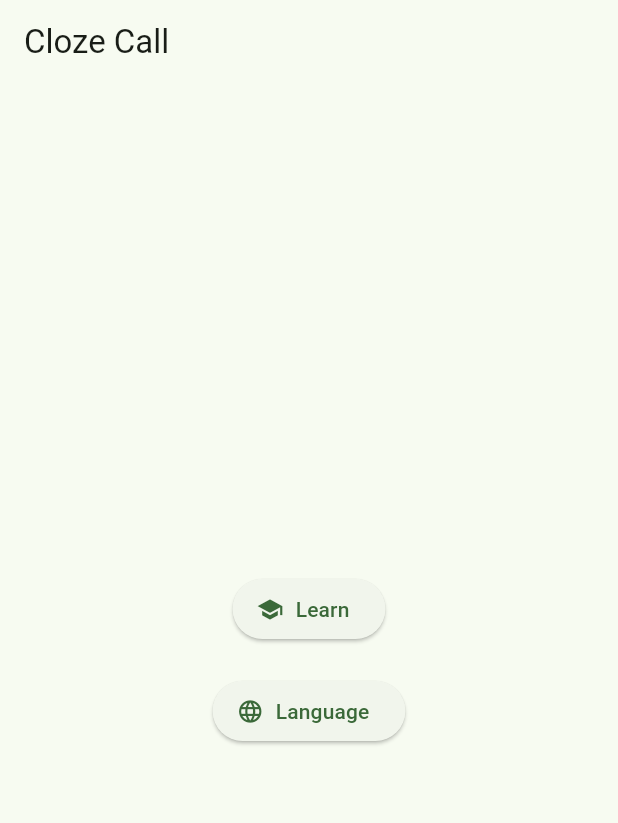
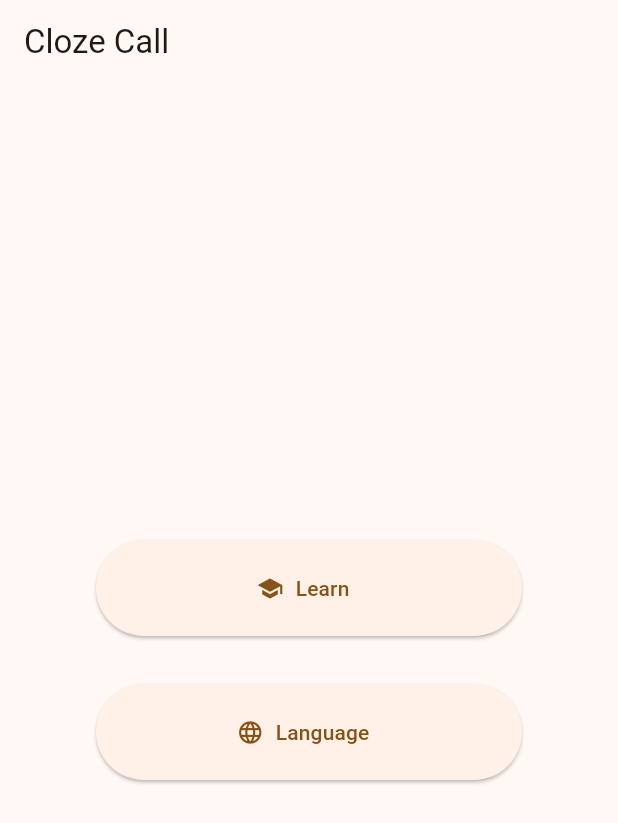
Before and after one commit to dov-vai/ClozeCall, a Flutter app: the screen it shows after launch, after a tap on "Learn", on a phone screen of 412 x 824 dp. Shown: the top 823 px of the screen. Run offline on Flutter 3.47's test engine with Material 3 defaults, Android fonts, the phone set to English and light mode, and no system bars; our stand-ins replace audioplayers, file_picker, sqflite_common_ffi; missing offline and left inert: edge_tts, translator; accounts and stored records are empty; statements that could not run were skipped.

Commit message:
feat: improve design of the app
make it more usable and readable, also enabled dark/light mode based on system defaults

```diff
--- a/lib/main.dart
+++ b/lib/main.dart
@@ -30,9 +30,12 @@ class MyApp extends StatelessWidget {
     return MaterialApp(
       title: 'Cloze Call',
       theme: ThemeData(
-        colorScheme: ColorScheme.fromSeed(seedColor: Colors.green),
-        useMaterial3: true,
-      ),
+          colorScheme: ColorScheme.fromSeed(seedColor: Colors.orange),
+          useMaterial3: true),
+      darkTheme: ThemeData(
+          colorScheme: ColorScheme.fromSeed(
+              seedColor: Colors.orange, brightness: Brightness.dark),
+          useMaterial3: true),
       initialRoute: '/',
       routes: {
         '/': (context) => const MyHomePage(),
--- a/lib/pages/home_page.dart
+++ b/lib/pages/home_page.dart
@@ -15,6 +15,8 @@ class _MyHomePageState extends State<MyHomePage> {
         title: const Text('Cloze Call'),
       ),
       body: Center(
+          child: Padding(
+        padding: const EdgeInsets.symmetric(horizontal: 64),
         child: Column(
           mainAxisAlignment: MainAxisAlignment.center,
           children: [
@@ -22,20 +24,25 @@ class _MyHomePageState extends State<MyHomePage> {
               onPressed: () {
                 Navigator.pushNamed(context, '/learn');
               },
+              style: ElevatedButton.styleFrom(
+                minimumSize: const Size(double.infinity, 64),
+              ),
               icon: const Icon(Icons.school),
               label: const Text("Learn"),
             ),
-            const SizedBox(height: 20),
+            const SizedBox(height: 32),
             ElevatedButton.icon(
               onPressed: () {
                 Navigator.pushNamed(context, '/language');
               },
+              style: ElevatedButton.styleFrom(
+                  minimumSize: const Size(double.infinity, 64)),
               icon: const Icon(Icons.language),
               label: const Text("Language"),
             ),
           ],
         ),
-      ),
+      )),
     );
   }
 }
--- a/lib/pages/language_page.dart
+++ b/lib/pages/language_page.dart
@@ -21,6 +21,7 @@ class LanguagePage extends StatelessWidget {
                 await clozeService.pickLanguageFile();
                 await clozeService.initialize();
               },
+              style: ElevatedButton.styleFrom(minimumSize: const Size(0, 64)),
               child: const Text('Select language file'),
             ),
           ],
--- a/lib/pages/learn_page.dart
+++ b/lib/pages/learn_page.dart
@@ -99,18 +99,29 @@ class _LearnPageState extends State<LearnPage> {
         title: const Text('Learn'),
       ),
       body: Center(
+          child: Padding(
+        padding: const EdgeInsets.symmetric(horizontal: 32.0),
         child: Column(
           mainAxisAlignment: MainAxisAlignment.center,
           children: _answered.isNotEmpty ? buildAnsweredCloze() : buildCloze(),
         ),
-      ),
+      )),
     );
   }
 
   List<Widget> buildCloze() {
     return [
-      Text(_cloze.original.replaceFirst(_cloze.answer, '_____')),
-      Text(_cloze.translated),
+      Text(_cloze.original.replaceFirst(_cloze.answer, '_____'),
+          style: Theme.of(context).textTheme.headlineLarge,
+          textAlign: TextAlign.center),
+      const SizedBox(height: 16),
+      Text(_cloze.translated,
+          style: Theme.of(context)
+              .textTheme
+              .titleMedium
+              ?.copyWith(fontStyle: FontStyle.italic),
+          textAlign: TextAlign.center),
+      const SizedBox(height: 32),
       for (var word in _cloze.words)
         Padding(
           padding: const EdgeInsets.symmetric(vertical: 8.0),
@@ -118,7 +129,10 @@ class _LearnPageState extends State<LearnPage> {
             onPressed: () {
               onSelected(word);
             },
-            child: Text(word.toLowerCase()),
+            style: ElevatedButton.styleFrom(
+                minimumSize: const Size(double.infinity, 64)),
+            child: Text(word.toLowerCase(),
+                style: Theme.of(context).textTheme.titleLarge),
           ),
         )
     ];
@@ -126,9 +140,9 @@ class _LearnPageState extends State<LearnPage> {
 
   List<Widget> buildAnsweredCloze() {
     return [
-      Row(mainAxisSize: MainAxisSize.min, children: [
+      Wrap(alignment: WrapAlignment.center, children: [
         for (var word in _cloze.original.split(' '))
-          Row(mainAxisSize: MainAxisSize.min, children: [
+          Wrap(alignment: WrapAlignment.center, children: [
             // use mouse region as hovering over the tooltip doesn't call onTrigger (hack)
             MouseRegion(
               onEnter: (_) async {
@@ -138,36 +152,47 @@ class _LearnPageState extends State<LearnPage> {
                 message: _translatedCache[TextUtils.sanitizeWord(word)] ??
                     'Translating...',
                 height: 25,
+                decoration: BoxDecoration(
+                    color: Theme.of(context).colorScheme.secondary,
+                    borderRadius: BorderRadius.circular(8)),
                 padding: const EdgeInsets.all(8.0),
                 preferBelow: true,
                 textStyle: const TextStyle(
+                  color: ThemeMode.system == ThemeMode.light
+                      ? Colors.white
+                      : Colors.black,
                   fontSize: 18,
                 ),
                 showDuration: const Duration(seconds: 2),
-                waitDuration: const Duration(seconds: 1),
+                waitDuration: const Duration(milliseconds: 200),
                 onTriggered: () async {
                   await onWordTooltip(TextUtils.sanitizeWord(word));
                 },
-                child: RichText(
-                    text: TextSpan(
-                  text: word,
-                  style: TextStyle(
-                      color: Theme.of(context).textTheme.bodySmall?.color ??
-                          Colors.black,
-                      decoration: TextDecoration.underline),
-                )),
+                child: Text(
+                  word,
+                  style: Theme.of(context)
+                      .textTheme
+                      .headlineLarge
+                      ?.copyWith(decoration: TextDecoration.underline),
                 ),
               ),
-            const Text(' '),
+            ),
+            const Text('  '),
           ]),
+      ]),
+      const SizedBox(height: 16),
+      Text(_cloze.translated,
+          style: Theme.of(context)
+              .textTheme
+              .titleMedium
+              ?.copyWith(fontStyle: FontStyle.italic),
+          textAlign: TextAlign.center),
       IconButton(
           onPressed: () async {
             await _player.stop();
             await playTTS(_cloze.original);
           },
-            icon: const Icon(Icons.audiotrack))
-      ]),
-      Text(_cloze.translated),
+          icon: const Icon(Icons.audiotrack)),
       for (var word in _cloze.words)
         Padding(
           padding: const EdgeInsets.symmetric(vertical: 8.0),
@@ -176,20 +201,21 @@ class _LearnPageState extends State<LearnPage> {
                 onSelected(word);
               },
               style: ElevatedButton.styleFrom(
+                  minimumSize: const Size(double.infinity, 64),
                   backgroundColor: word == _cloze.answer
                       ? Colors.green
                       : word == _answered
                           ? Colors.red
                           : null),
-              child: Text(word.toLowerCase())),
+              child: Text(word.toLowerCase(),
+                  style: Theme.of(context).textTheme.titleLarge)),
         ),
-      Padding(
-        padding: const EdgeInsets.symmetric(vertical: 32.0),
-        child: ElevatedButton(
+      const SizedBox(height: 32),
+      ElevatedButton(
         onPressed: onNext,
-          child: const Text('Next ➡️'),
+        style: ElevatedButton.styleFrom(minimumSize: const Size(0, 64)),
+        child: Text('Next ➡️', style: Theme.of(context).textTheme.titleLarge),
       ),
-      )
     ];
   }
 }
```
Also changed, not shown: 2 other files. Lines whose indentation alone changed are shown as unchanged.
